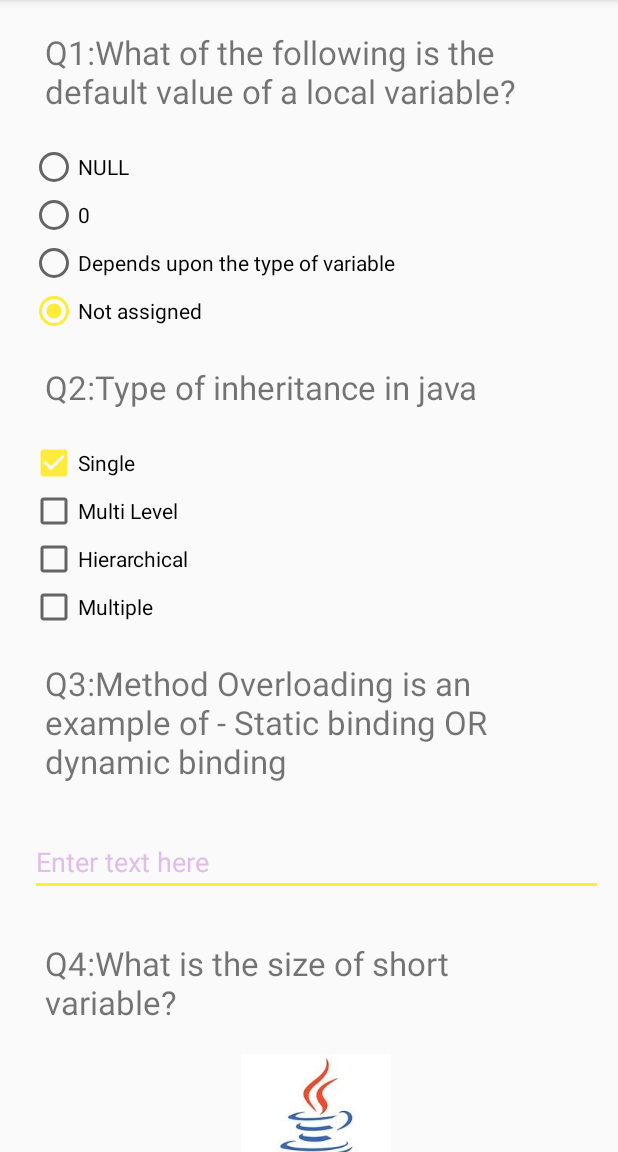
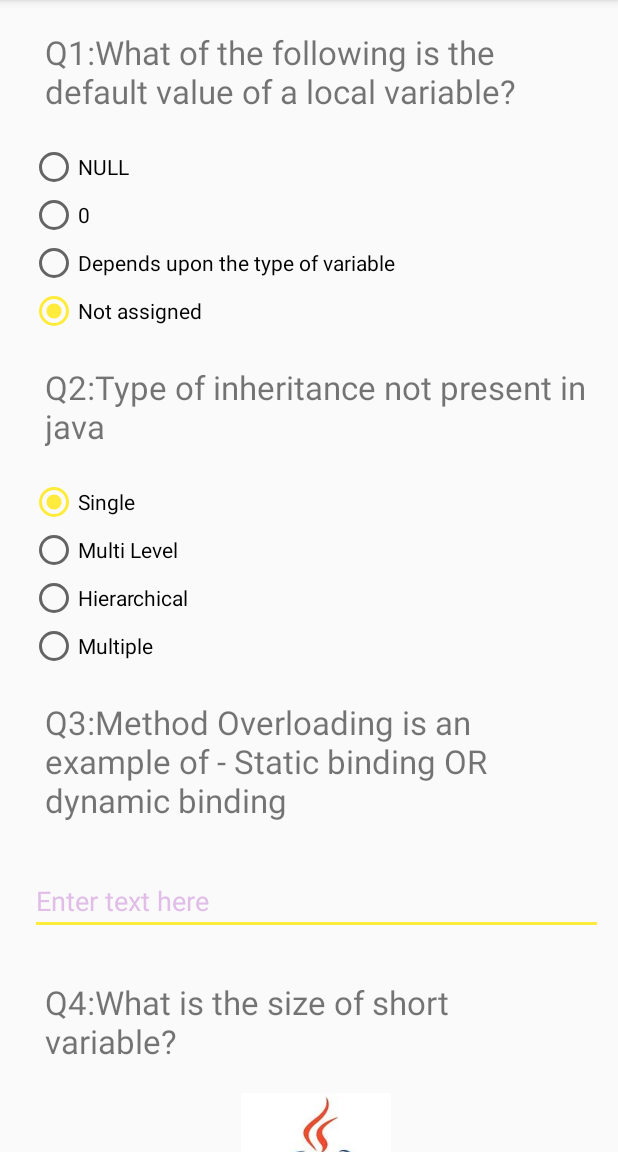
Before and after one commit to hasanmohdkhan/Android-Basics-Nanodegree---QuizzApp, an Android app: the screen it shows after launch (MainActivity), after a tap on "Single", on a phone screen of 412 x 824 dp, the part 84-1236 px from its top. Run offline under Robolectric (Android 15) with nearby library versions, the phone set to English and light mode, and no system bars; 3 other taps on this screen came first.

```diff
--- a/app/src/main/java/com/example/hasanzian/quizz/MainActivity.java
+++ b/app/src/main/java/com/example/hasanzian/quizz/MainActivity.java
@@ -5,7 +5,6 @@ import android.support.v7.app.AppCompatActivity;
 import android.text.Editable;
 import android.text.TextWatcher;
 import android.view.View;
-import android.widget.CheckBox;
 import android.widget.EditText;
 import android.widget.RadioButton;
 import android.widget.RadioGroup;
@@ -14,11 +13,9 @@ import android.widget.Toast;
 
 public class MainActivity extends AppCompatActivity {
 
-    private RadioGroup mRadioGroup_que_1, mRadioGroup_que_4, mRadioGroup_que_5;
+    private RadioGroup mRadioGroup_que_1, mRadioGroup_que_2, mRadioGroup_que_4, mRadioGroup_que_5;
     private int mark = 0;
-    private CheckBox mCheckBox1, mCheckBox2, mCheckBox3, mCheckBox4;
     private EditText mEditTextResponse;
-
 
     @Override
     protected void onCreate(Bundle savedInstanceState) {
@@ -30,13 +27,9 @@ public class MainActivity extends AppCompatActivity {
         TextView mQue_4 = findViewById(R.id.question_4);
         TextView mQue_5 = findViewById(R.id.question_5);
         mRadioGroup_que_1 = findViewById(R.id.radio_group_ques_1);
+        mRadioGroup_que_2 = findViewById(R.id.radio_group_ques_2);
         mRadioGroup_que_4 = findViewById(R.id.radio_group_ques_4);
         mRadioGroup_que_5 = findViewById(R.id.radio_group_ques_5);
-
-        mCheckBox1 = findViewById(R.id.checkbox_1);
-        mCheckBox2 = findViewById(R.id.checkbox_2);
-        mCheckBox3 = findViewById(R.id.checkbox_3);
-        mCheckBox4 = findViewById(R.id.checkbox_4);
 
         mEditTextResponse = findViewById(R.id.edit_text_view);
 
@@ -97,26 +90,15 @@ public class MainActivity extends AppCompatActivity {
 
     }
 
-    public void onCheckboxClicked(View view) {
-        if (mCheckBox1.isChecked() && mCheckBox2.isChecked() && mCheckBox3.isChecked()) {
-            Toast.makeText(getApplicationContext(), R.string.checkbox_str_toast, Toast.LENGTH_SHORT).show();
-            mark = mark + 1;
-        }
-
-    }
-
     public void processResult(View view) {
-        Toast.makeText(getApplicationContext(), getString(R.string.Result_str_toast_pt1) + mark + getString(R.string.Result_str_toast_pt2), Toast.LENGTH_LONG).show();
+        Toast.makeText(getApplicationContext(), getString(R.string.Result_str_toast_pt1) + mark, Toast.LENGTH_LONG).show();
     }
 
     public void resetQuestion(View view) {
         mRadioGroup_que_1.clearCheck();
         mRadioGroup_que_4.clearCheck();
         mRadioGroup_que_5.clearCheck();
-        mCheckBox1.setChecked(false);
-        mCheckBox2.setChecked(false);
-        mCheckBox3.setChecked(false);
-        mCheckBox4.setChecked(false);
+        mRadioGroup_que_2.clearCheck();
         mEditTextResponse.setText("");
         mark = 0;
     }
@@ -132,7 +114,36 @@ public class MainActivity extends AppCompatActivity {
     protected void onRestoreInstanceState(Bundle savedInstanceState) {
         super.onRestoreInstanceState(savedInstanceState);
         mark = savedInstanceState.getInt(getString(R.string.response_key), mark);
+    }
 
+    public void questionTwo(View view) {
+        boolean checked = ((RadioButton) view).isChecked();
+        switch (view.getId()) {
+            case R.id.que_2_option_1:
+                if (checked) {
+                    Toast.makeText(getApplicationContext(), R.string.que_2_option_1_str, Toast.LENGTH_SHORT).show();
+                }
+                break;
+            case R.id.que_2_option_2:
+                if (checked) {
+                    Toast.makeText(getApplicationContext(), R.string.que_2_option_2_str, Toast.LENGTH_SHORT).show();
+                }
+                break;
+            case R.id.que_2_option_3:
+                if (checked) {
+                    Toast.makeText(getApplicationContext(), R.string.que_2_option_3_str, Toast.LENGTH_SHORT).show();
+                }
+                break;
+            case R.id.que_2_option_4:
+                if (checked) {
+                    mark = mark + 1;
+                    Toast.makeText(getApplicationContext(), R.string.que_2_option_4_str, Toast.LENGTH_SHORT).show();
+                }
+                break;
+            default:
+                Toast.makeText(getApplicationContext(), R.string.default_str_toast, Toast.LENGTH_SHORT).show();
+
+        }
 
     }
 
--- a/app/src/main/res/layout/activity_main.xml
+++ b/app/src/main/res/layout/activity_main.xml
@@ -50,35 +50,39 @@
             android:layout_below="@+id/radio_group_ques_1"
             tools:text="Question Goes Here" />
 
-        <CheckBox
-            android:id="@+id/checkbox_1"
-            style="@style/CommonWidHeight"
-            android:layout_below="@id/question_2"
-            android:onClick="onCheckboxClicked"
-            android:text="@string/checkbox_1" />
+        <RadioGroup
+            android:id="@+id/radio_group_ques_2"
+            style="@style/RadioGroupStyle"
+            android:layout_below="@+id/question_2">
 
-        <CheckBox
-            android:id="@+id/checkbox_2"
-            style="@style/CommonWidHeight"
-            android:layout_below="@id/checkbox_1"
-            android:text="@string/checkbox_2" />
+            <RadioButton
+                android:id="@+id/que_2_option_1"
+                style="@style/CommonWidHeight"
+                android:onClick="questionTwo"
+                android:text="@string/que_2_option_1_str" />
 
-        <CheckBox
-            android:id="@+id/checkbox_3"
-            style="@style/CommonWidHeight"
-            android:layout_below="@id/checkbox_2"
-            android:text="@string/checkbox_3" />
+            <RadioButton
+                android:id="@+id/que_2_option_2"
+                style="@style/CommonWidHeight"
+                android:onClick="questionTwo"
+                android:text="@string/que_2_option_2_str" />
 
-        <CheckBox
-            android:id="@+id/checkbox_4"
-            style="@style/CommonWidHeight"
-            android:layout_below="@id/checkbox_3"
-            android:text="@string/checkbox_4" />
+            <RadioButton
+                android:id="@+id/que_2_option_3"
+                style="@style/CommonWidHeight"
+                android:onClick="questionTwo"
+                android:text="@string/que_2_option_3_str" />
 
+            <RadioButton
+                android:id="@+id/que_2_option_4"
+                style="@style/CommonWidHeight"
+                android:onClick="questionTwo"
+                android:text="@string/que_2_option_4_str" />
+        </RadioGroup>
         <TextView
             android:id="@+id/question_3"
             style="@style/TextViewStyle"
-            android:layout_below="@+id/checkbox_4"
+            android:layout_below="@+id/radio_group_ques_2"
             tools:text="Question Goes Here" />
 
 
--- a/app/src/main/res/values/strings.xml
+++ b/app/src/main/res/values/strings.xml
@@ -4,16 +4,16 @@
     <string name="rb_option2_string">0</string>
     <string name="rb_option3_string">Depends upon the type of variable</string>
     <string name="rb_option4_string">Not assigned</string>
-    <string name="checkbox_1">Single</string>
-    <string name="checkbox_2">Multi Level</string>
-    <string name="checkbox_3">Hierarchical</string>
-    <string name="checkbox_4">Multiple</string>
+    <string name="que_2_option_1_str">Single</string>
+    <string name="que_2_option_2_str">Multi Level</string>
+    <string name="que_2_option_3_str">Hierarchical</string>
+    <string name="que_2_option_4_str">Multiple</string>
     <string name="content_description">Quizz Image</string>
     <string name="str_bt_reset">Reset</string>
     <string name="str_btn_submit">Submit</string>
     <string name="edit_text_hint">Enter text here</string>
     <string name="question_1_str">Q1:What of the following is the default value of a local variable?</string>
-    <string name="question_2_str">Q2:Type of inheritance in java</string>
+    <string name="question_2_str">Q2:Type of inheritance not present in java</string>
     <string name="question_3_str">Q3:Method Overloading is an example of - Static binding OR dynamic binding</string>
     <string name="question_4_str">Q4:What is the size of short variable?</string>
     <string name="question_5_str">Q5:What is the default value of long variable?</string>
@@ -31,9 +31,7 @@
     <string name="toast_str_option_2">option 2</string>
     <string name="toast_str_option_3">option 3</string>
     <string name="toast_str_option_4">option 4</string>
-    <string name="checkbox_str_toast">option 1 ,2 and 3 selected</string>
-    <string name="Result_str_toast_pt1">Result:   You got</string>
-    <string name="Result_str_toast_pt2">Marks</string>
+    <string name="Result_str_toast_pt1">Result: Your Mark :</string>
     <string name="response_key">response</string>
     <string name="que_5_opt_1">Selected: 0</string>
     <string name="default_str_toast">Default</string>
```
